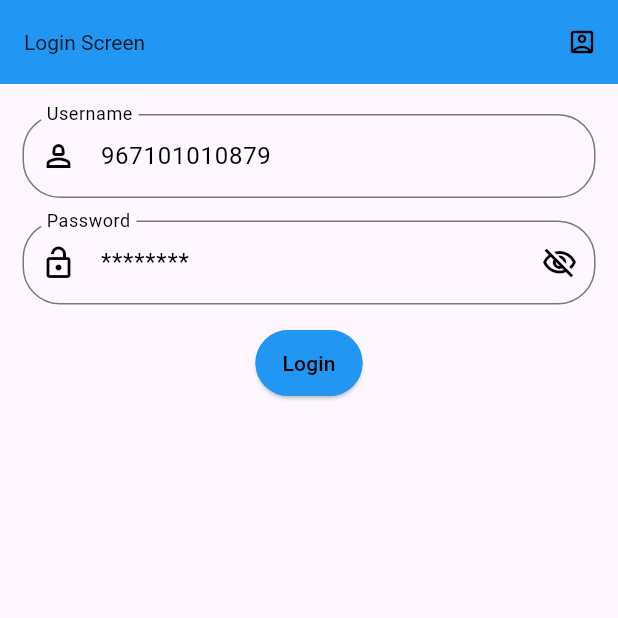
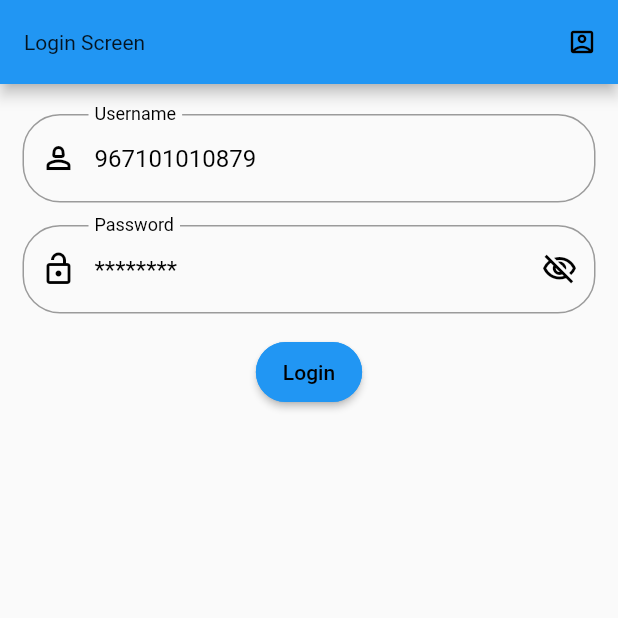
Before and after one commit to jyothishreddy18/CICD_DEMO, a Flutter app: the screen it shows after launch, on a phone screen of 412 x 824 dp, the top half of it. Run offline on Flutter 3.47's test engine with Material 2 defaults, Android fonts, the phone set to English and light mode, and no system bars; Roboto replaces fonts that are missing (PtcRegular).

Commit message:
initial CICD demo10

```diff
--- a/lib/main.dart
+++ b/lib/main.dart
@@ -22,10 +22,6 @@ class MyApp extends StatelessWidget {
     return MaterialApp(
         debugShowCheckedModeBanner: false,
         title: 'Flutter Demo',
-        theme: ThemeData(
-          colorScheme: ColorScheme.fromSeed(seedColor: Colors.deepPurple),
-          useMaterial3: true,
-        ),
         home: LoginScreen());
   }
 }
```
